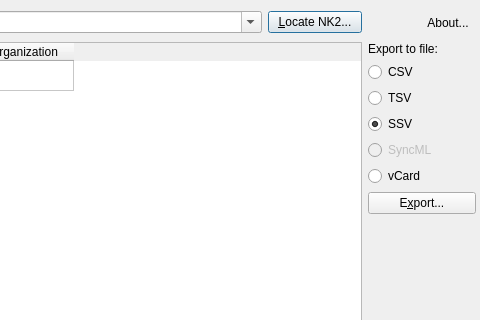
Qt form debunk2.ui (Ravenco/debunk2) before a commit; both pictures show x 241 to 721 and y 0 to 320 of the 721 by 460 pixel window.
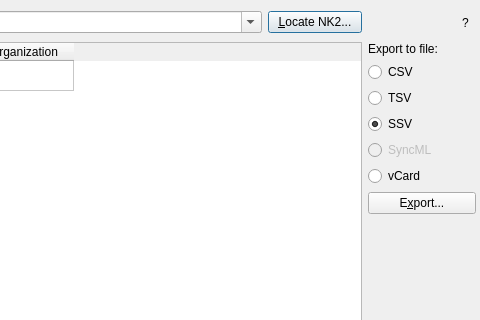
The same form after that commit. Icons and pictures are not drawn.

Commit message: Making sure the about button is always user visible

The edit to the form file:
```diff
--- a/debunk2.ui
+++ b/debunk2.ui
@@ -71,11 +71,14 @@
        <string>About this program...</string>
       </property>
       <property name="text" >
-       <string>About...</string>
+       <string>?</string>
       </property>
       <property name="icon" >
        <iconset>../../../../usr/share/icons/crystalsvg/16x16/devices/blockdevice.png</iconset>
       </property>
+      <property name="toolButtonStyle" >
+       <enum>Qt::ToolButtonTextBesideIcon</enum>
+      </property>
       <property name="autoRaise" >
        <bool>true</bool>
       </property>
```
The commit also changes 1 other file.
